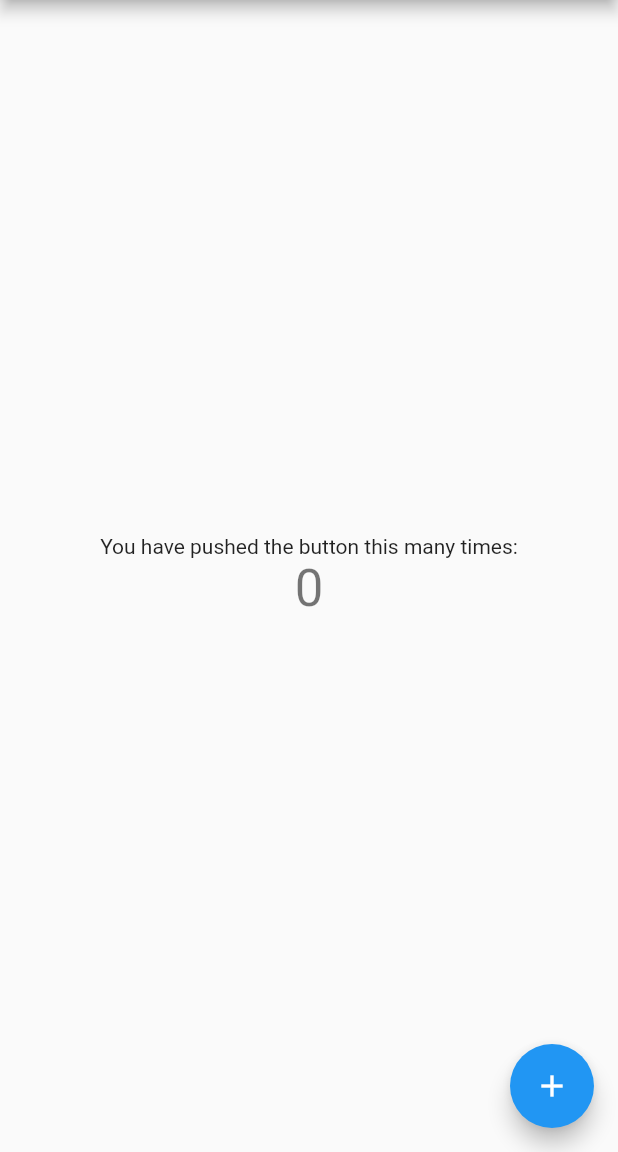
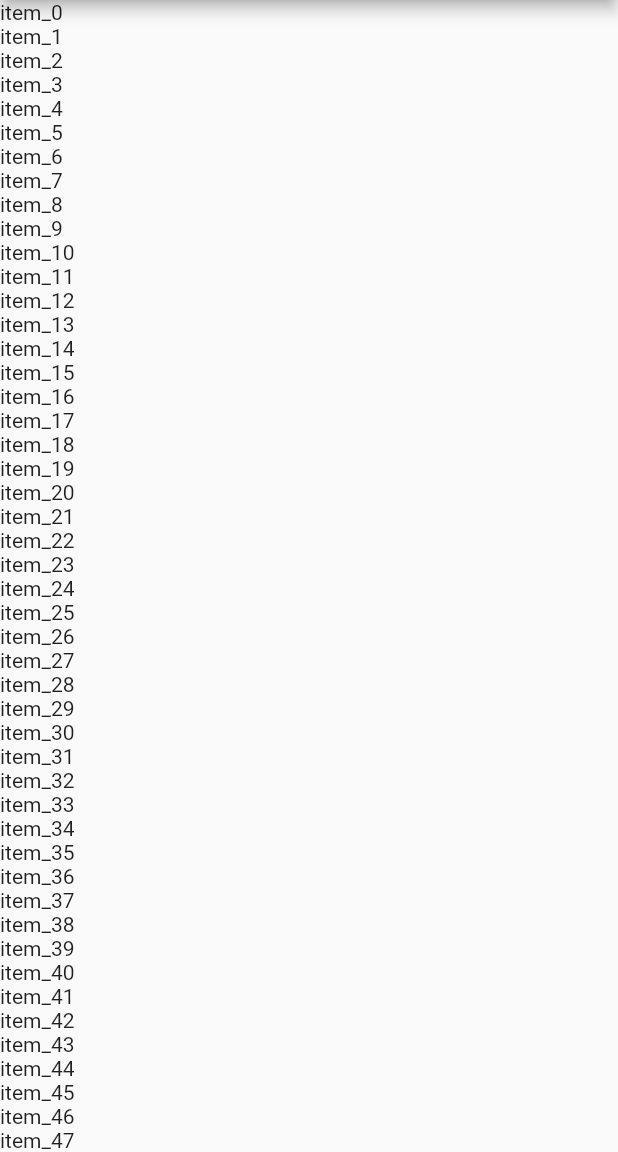
Before and after one commit to mutant0113/flutter_performance_profiling_sample, a Flutter app: the screen it shows after launch, on a phone screen of 412 x 824 dp, the part 84-1236 px from its top. Run offline on Flutter 3.47's test engine with Material 2 defaults, Android fonts, the phone set to English and light mode, and no system bars.

```diff
--- a/lib/main.dart
+++ b/lib/main.dart
@@ -1,115 +1,41 @@
 import 'package:flutter/material.dart';
 
 void main() {
-  runApp(const MyApp());
+  runApp(MyApp(items: List<String>.generate(2000, (i) => 'item_$i')));
 }
 
 class MyApp extends StatelessWidget {
-  const MyApp({Key? key}) : super(key: key);
+  const MyApp({Key? key, required this.items}) : super(key: key);
 
-  // This widget is the root of your application.
+  final List<String> items;
+
   @override
-  Widget build(BuildContext context) {
-    return MaterialApp(
-      title: 'Flutter Demo',
-      theme: ThemeData(
-        // This is the theme of your application.
-        //
-        // Try running your application with "flutter run". You'll see the
-        // application has a blue toolbar. Then, without quitting the app, try
-        // changing the primarySwatch below to Colors.green and then invoke
-        // "hot reload" (press "r" in the console where you ran "flutter run",
-        // or simply save your changes to "hot reload" in a Flutter IDE).
-        // Notice that the counter didn't reset back to zero; the application
-        // is not restarted.
-        primarySwatch: Colors.blue,
-      ),
-      home: const MyHomePage(title: 'Flutter Demo Home Page'),
-    );
-  }
+  Widget build(BuildContext context) => MaterialApp(
+        title: 'Flutter Demo',
+        theme: ThemeData(primarySwatch: Colors.blue),
+        home: MyHomePage(title: 'Flutter Demo Home Page', items: items),
+      );
 }
 
 class MyHomePage extends StatefulWidget {
-  const MyHomePage({Key? key, required this.title}) : super(key: key);
-
-  // This widget is the home page of your application. It is stateful, meaning
-  // that it has a State object (defined below) that contains fields that affect
-  // how it looks.
-
-  // This class is the configuration for the state. It holds the values (in this
-  // case the title) provided by the parent (in this case the App widget) and
-  // used by the build method of the State. Fields in a Widget subclass are
-  // always marked "final".
+  const MyHomePage({Key? key, required this.title, required this.items}) : super(key: key);
 
   final String title;
+  final List<String> items;
 
   @override
   State<MyHomePage> createState() => _MyHomePageState();
 }
 
 class _MyHomePageState extends State<MyHomePage> {
-  int _counter = 0;
-
-  void _incrementCounter() {
-    setState(() {
-      // This call to setState tells the Flutter framework that something has
-      // changed in this State, which causes it to rerun the build method below
-      // so that the display can reflect the updated values. If we changed
-      // _counter without calling setState(), then the build method would not be
-      // called again, and so nothing would appear to happen.
-      _counter++;
-    });
-  }
-
   @override
-  Widget build(BuildContext context) {
-    // This method is rerun every time setState is called, for instance as done
-    // by the _incrementCounter method above.
-    //
-    // The Flutter framework has been optimized to make rerunning build methods
-    // fast, so that you can just rebuild anything that needs updating rather
-    // than having to individually change instances of widgets.
-    return Scaffold(
-      appBar: AppBar(
-        // Here we take the value from the MyHomePage object that was created by
-        // the App.build method, and use it to set our appbar title.
-        title: Text(widget.title),
-      ),
-      body: Center(
-        // Center is a layout widget. It takes a single child and positions it
-        // in the middle of the parent.
-        child: Column(
-          // Column is also a layout widget. It takes a list of children and
-          // arranges them vertically. By default, it sizes itself to fit its
-          // children horizontally, and tries to be as tall as its parent.
-          //
-          // Invoke "debug painting" (press "p" in the console, choose the
-          // "Toggle Debug Paint" action from the Flutter Inspector in Android
-          // Studio, or the "Toggle Debug Paint" command in Visual Studio Code)
-          // to see the wireframe for each widget.
-          //
-          // Column has various properties to control how it sizes itself and
-          // how it positions its children. Here we use mainAxisAlignment to
-          // center the children vertically; the main axis here is the vertical
-          // axis because Columns are vertical (the cross axis would be
-          // horizontal).
-          mainAxisAlignment: MainAxisAlignment.center,
-          children: <Widget>[
-            const Text(
-              'You have pushed the button this many times:',
-            ),
-            Text(
-              '$_counter',
-              style: Theme.of(context).textTheme.headline4,
-            ),
-          ],
+  Widget build(BuildContext context) => Scaffold(
+        appBar: AppBar(title: Text(widget.title)),
+        body: ListView.builder(
+          itemBuilder: (context, index) => Text(
+            widget.items[index],
+            key: ValueKey(widget.items[index]),
+          ),
         ),
-      ),
-      floatingActionButton: FloatingActionButton(
-        onPressed: _incrementCounter,
-        tooltip: 'Increment',
-        child: const Icon(Icons.add),
-      ), // This trailing comma makes auto-formatting nicer for build methods.
-    );
-  }
+      );
 }
--- a/pubspec.yaml
+++ b/pubspec.yaml
@@ -36,6 +36,9 @@ dependencies:
   cupertino_icons: ^1.0.2
 
 dev_dependencies:
+  integration_test:
+    sdk: flutter
+
   flutter_test:
     sdk: flutter
 
```
Also changed, not shown: test_driver/performance_driver.dart (added, +24 -0 lines), pubspec.lock, 9 other files.
